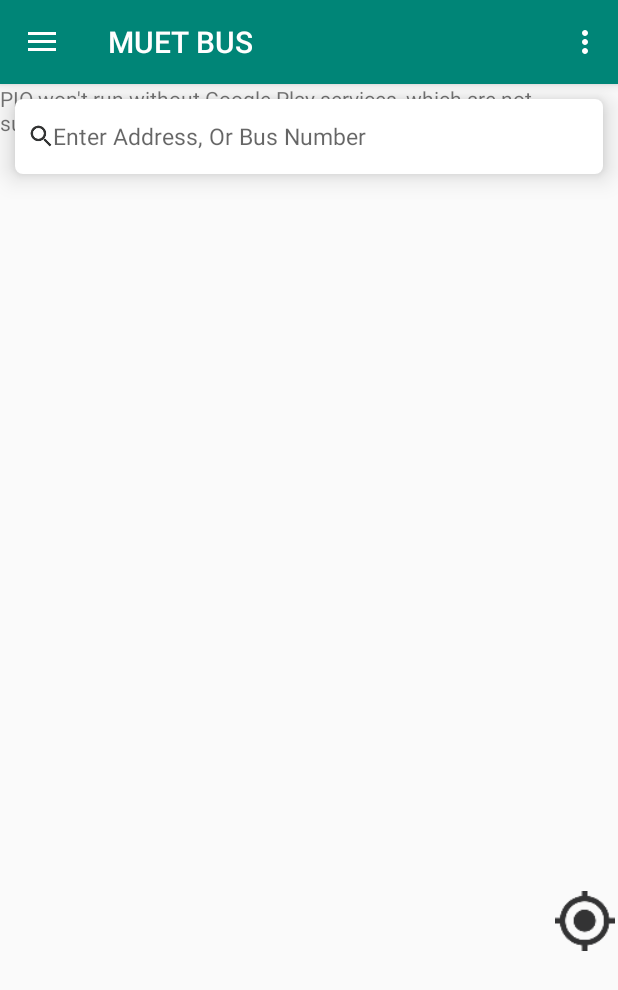
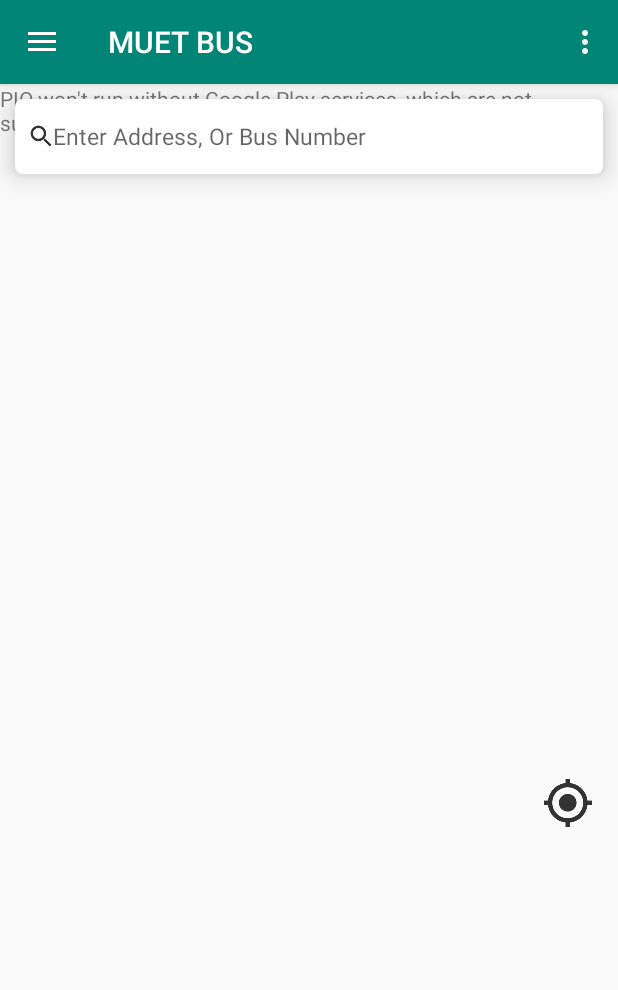
Before and after one commit to ibrahimq21/PIO, an Android app: the screen it shows after launch (MainActivity), on a phone screen of 412 x 824 dp. Shown: the top 990 px of the screen. Run offline under Robolectric (Android 15) with nearby library versions, the phone set to English and light mode, and no system bars; 3 statements that could not run were skipped.

Commit message:
Merge branch 'master' of C:\Users\Zero_Cool\Downloads\PIO with conflicts.

```diff
--- a/app/build.gradle
+++ b/app/build.gradle
@@ -5,7 +5,7 @@ android {
     buildToolsVersion "29.0.1"
     defaultConfig {
         applicationId "com.example.pio"
-        minSdkVersion 25
+        minSdkVersion 22
         targetSdkVersion 29
         versionCode 1
         versionName "1.0"
--- a/app/src/main/java/com/example/pio/MainActivity.java
+++ b/app/src/main/java/com/example/pio/MainActivity.java
@@ -78,7 +78,7 @@ public class MainActivity extends AppCompatActivity implements NavigationView.On
     private static final String FINE_LOCATION = Manifest.permission.ACCESS_FINE_LOCATION;
     private static final String COURSE_LOCATION = Manifest.permission.ACCESS_COARSE_LOCATION;
     private static final int LOCATION_PERMISSION_REQUEST_CODE = 1234;
-    private static final float DEFAULT_ZOOM = 15f;
+    private static final float DEFAULT_ZOOM = 20f;
     private static final LatLngBounds LAT_LNG_BOUNDS = new LatLngBounds(
             new LatLng(-40, -168), new LatLng(71, 136));
 
@@ -99,6 +99,8 @@ public class MainActivity extends AppCompatActivity implements NavigationView.On
     private PlaceDetectionClient getPlaceDetectionClient;
     GeoDataClient geoDataClient;
     PlaceDetectionClient placeDetectionClient;
+
+
 
     @Override
     protected void onCreate(Bundle savedInstanceState) {
--- a/app/src/main/res/layout/activity_maps.xml
+++ b/app/src/main/res/layout/activity_maps.xml
@@ -9,7 +9,6 @@
     app:layout_behavior="@string/appbar_scrolling_view_behavior"
     tools:context=".MainActivity"
     tools:showIn="@layout/app_bar_drawer_main">
-
 
 
     <RelativeLayout
@@ -28,12 +27,10 @@
 
         <fragment
             android:id="@+id/map"
+            android:name="com.google.android.gms.maps.SupportMapFragment"
             android:layout_width="match_parent"
             android:layout_height="wrap_content"
-        android:name="com.google.android.gms.maps.SupportMapFragment"
-        tools:context=".MainActivity"/>
-
-
+            tools:context=".MainActivity" />
 
 
         <RelativeLayout
@@ -64,19 +61,19 @@
                 android:hint="Enter Address, Or Bus Number"
                 android:imeOptions="actionSearch"
                 android:textColor="#000"
-            android:textSize="15sp" />
+                android:textSize="15sp" />z
 
 
         </RelativeLayout>
 
         <ImageView
             android:id="@+id/ic_gps"
-        android:layout_width="40dp"
-        android:layout_height="40dp"
+            android:layout_width="wrap_content"
+            android:layout_height="wrap_content"
             android:layout_below="@id/relLayout1"
             android:layout_alignParentRight="true"
-        android:layout_marginTop="478dp"
-        android:layout_marginRight="2dp"
+            android:layout_marginTop="403dp"
+            android:layout_marginRight="17dp"
             android:scaleType="centerCrop"
             android:src="@drawable/ic_gps" />
 
```
Lines whose indentation alone changed are shown as unchanged.
